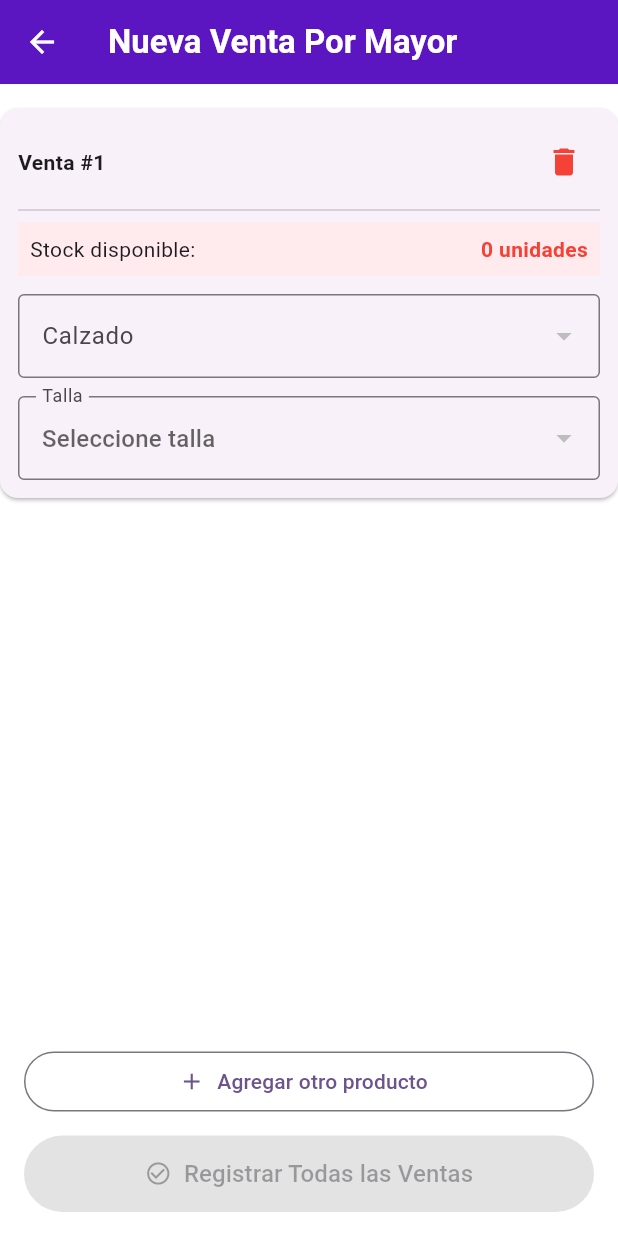
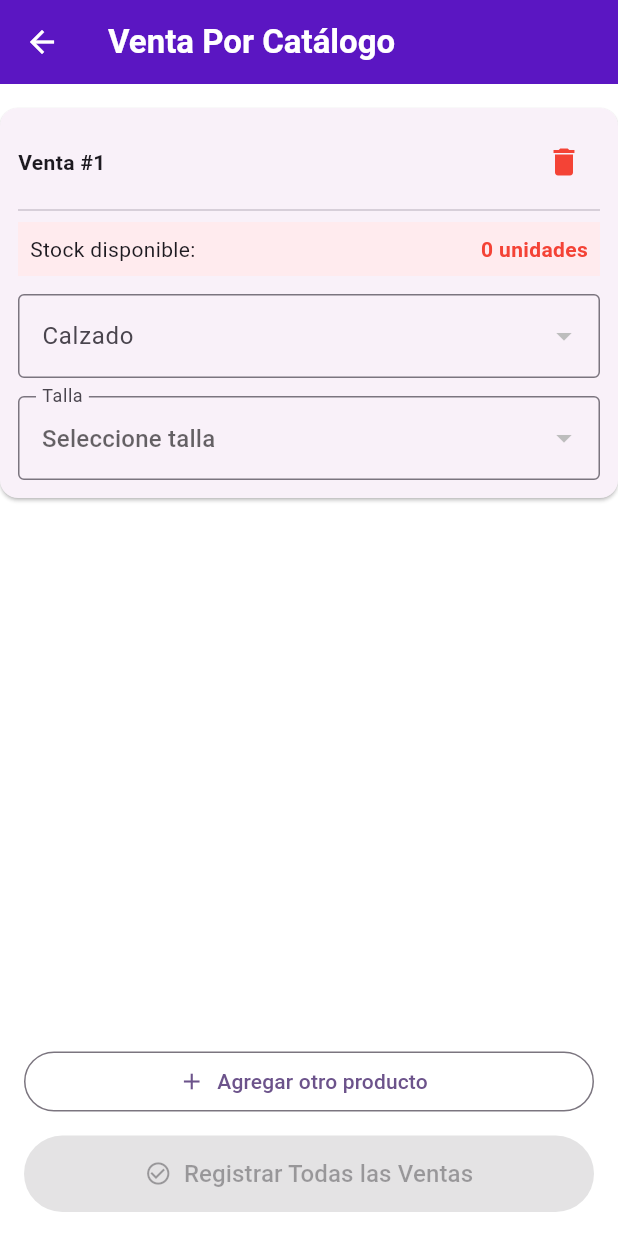
Before and after one commit to JulioSalgado29/zapatito_v2, a Flutter app: the VentaFormPageMultiple screen opened directly with empty values, on a phone screen of 412 x 824 dp. Run offline on Flutter 3.47's test engine with Material 3 defaults, Android fonts, the phone set to English and light mode, and no system bars; our stand-ins replace auth_buttons, firebase_auth, firebase_core, flutter_custom_clippers, google_fonts, google_sign_in and 1 more; accounts and stored records are empty; Roboto replaces fonts that are missing (Georgia).

Commit message:
-> Culminado

```diff
--- a/lib/main-widgets/VENTA/venta_form_page_multiple.dart
+++ b/lib/main-widgets/VENTA/venta_form_page_multiple.dart
@@ -661,7 +661,7 @@ class _VentaFormPageMultipleState extends State<VentaFormPageMultiple> {
             (!i.tipoTienePlataforma || i.plataformaSeleccionada != null));
 
     return Scaffold(
-      appBar: Designwidgets().appBarMain('Nueva Venta Por Mayor'),
+      appBar: Designwidgets().appBarMain('Venta Por Catálogo'),
       body: Column(
         children: [
           Expanded(
--- a/lib/main-widgets/VENTA/venta_page.dart
+++ b/lib/main-widgets/VENTA/venta_page.dart
@@ -387,7 +387,7 @@ class _VentaPageState extends State<VentaPage> {
               _navegarFormularioMuestra, "Muestra"),
           const SizedBox(height: 12),
           _buildFab(Designwidgets().linearGradientFire(context), "btn2",
-              _navegarFormularioMultiple, "Por Mayor"),
+              _navegarFormularioMultiple, "Catálogo"),
         ],
       ),
     );
```
